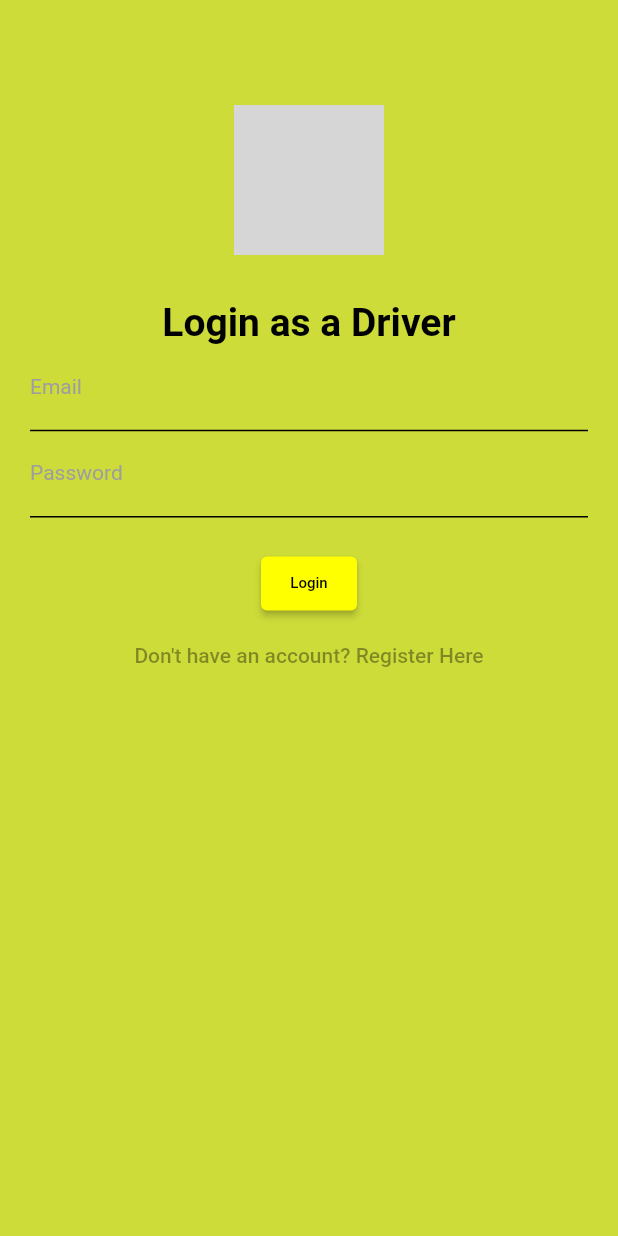
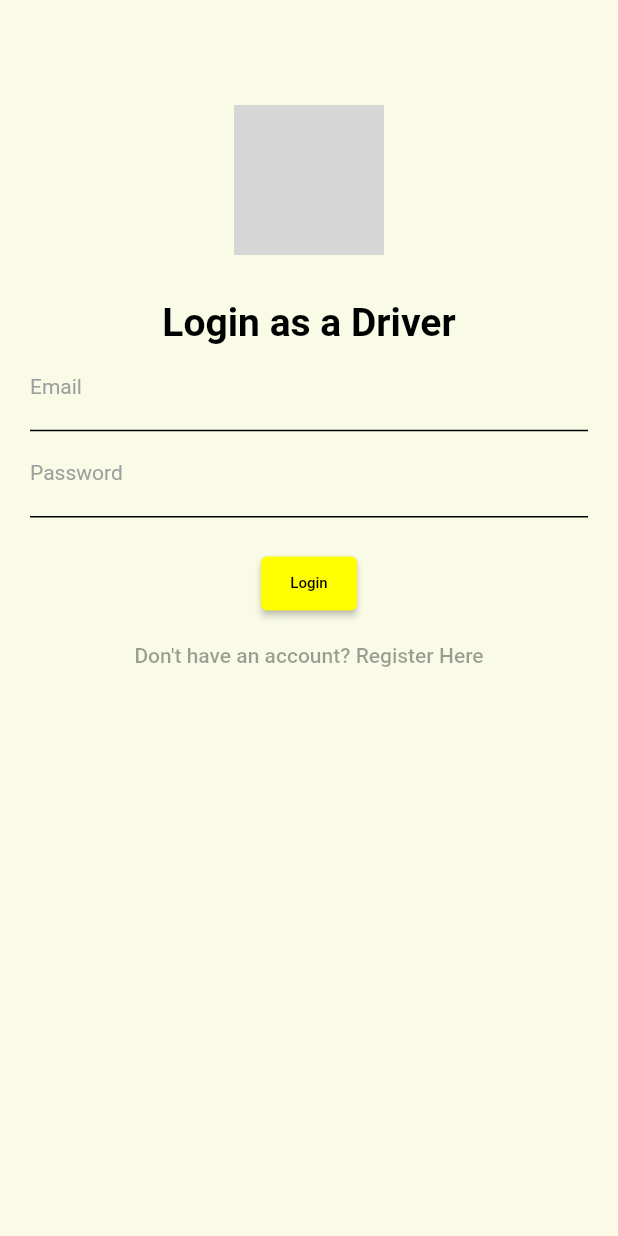
Before and after one commit to jahkid/cabmates, a Flutter app: the screen it shows after launch, after a tap on "Login", on a phone screen of 412 x 824 dp. Run offline on Flutter 3.47's test engine with Material 2 defaults, Android fonts, the light colour scheme and no system bars; our stand-ins replace firebase_auth, firebase_core, firebase_database, fluttertoast; accounts and stored records are empty; grey boxes are pictures that could not be loaded.

```diff
--- a/lib/authentication/carInfo_screen.dart
+++ b/lib/authentication/carInfo_screen.dart
@@ -3,7 +3,6 @@ import 'package:flutter/material.dart';
 import 'package:fluttertoast/fluttertoast.dart';
 import 'package:myride/authentication/login_screen.dart';
 import 'package:myride/global/global.dart';
-import 'package:myride/mainScreens/mainScreen.dart';
 
 class CarInfoScreen extends StatefulWidget {
   CarInfoScreen({Key? key}) : super(key: key);
--- a/lib/authentication/login_screen.dart
+++ b/lib/authentication/login_screen.dart
@@ -16,7 +16,7 @@ class _LoginScreenState extends State<LoginScreen> {
   @override
   Widget build(BuildContext context) {
     return Scaffold(
-      backgroundColor: Colors.lime,
+      backgroundColor: Colors.lime[50],
       body: SingleChildScrollView(
           child: Padding(
         padding: const EdgeInsets.all(20.0),
--- a/lib/main.dart
+++ b/lib/main.dart
@@ -5,6 +5,7 @@ import 'package:myride/authentication/login_screen.dart';
 // import 'package:myride/authentication/signup_screen.dart';
 
 Future<void> main() async {
+  WidgetsFlutterBinding.ensureInitialized();
   await Firebase.initializeApp(
       options: FirebaseOptions(
     apiKey: "XXX", // Your apiKey
--- a/pubspec.yaml
+++ b/pubspec.yaml
@@ -34,9 +34,9 @@ dependencies:
   # The following adds the Cupertino Icons font to your application.
   # Use with the CupertinoIcons class for iOS style icons.
   cupertino_icons: ^1.0.2
-  firebase_core: ^1.11.0
-  firebase_auth: ^3.6.1
-  firebase_database: ^9.0.5
+  firebase_core: ^1.20.0
+  firebase_auth: ^3.6.2
+  firebase_database: ^9.1.0
   fluttertoast: ^8.0.8
 
 dev_dependencies:
```
Also changed, not shown: lib/authentication/signup_screen.dart (+11 -10 lines), pubspec.lock, 3 other files. Lines whose indentation alone changed are shown as unchanged.
